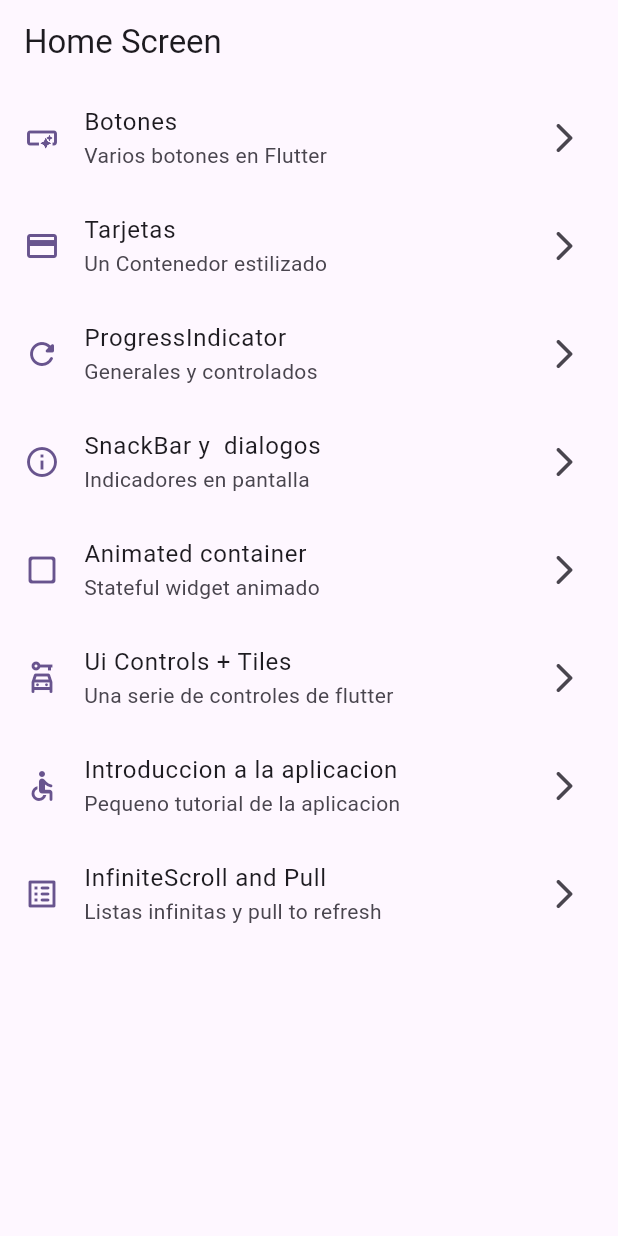
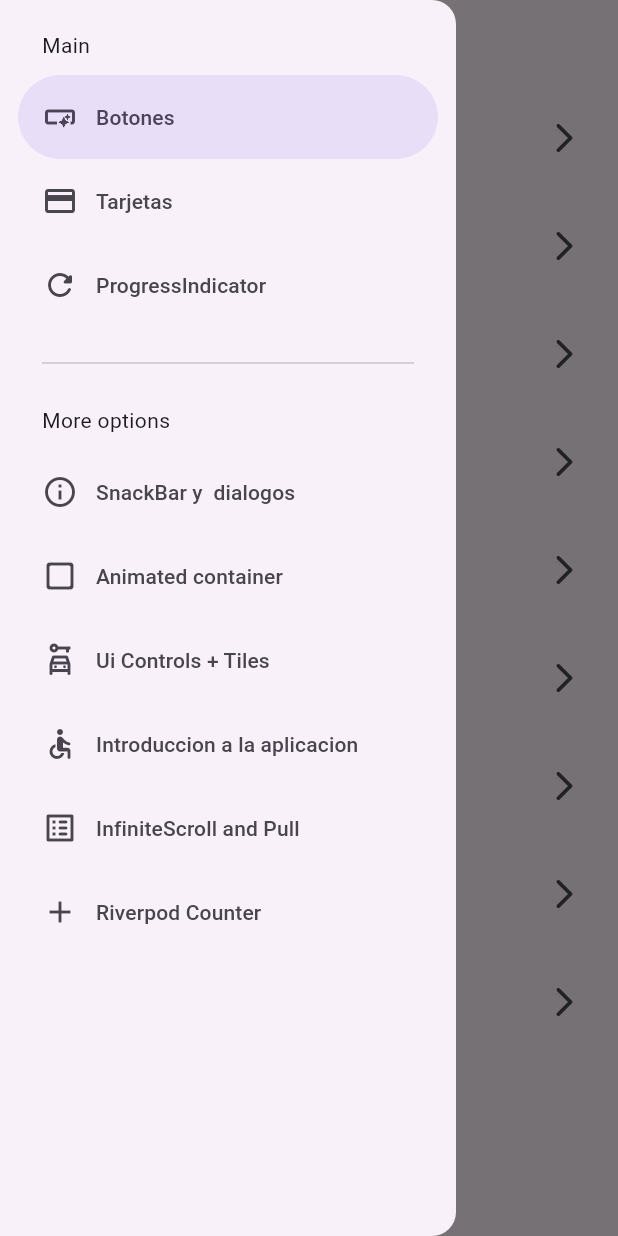
Before and after one commit to noisygott/widgets_app, a Flutter app: the screen it shows after launch, with the side drawer open (before the commit the screen has no drawer), on a phone screen of 412 x 824 dp. Run offline on Flutter 3.47's test engine with Material 3 defaults, Android fonts, the phone set to English and light mode, and no system bars; our stand-ins replace animate_do, go_router.

Commit message:
side menu terminado y comienso de contador con riverpod

```diff
--- a/lib/config/menu/menu_items.dart
+++ b/lib/config/menu/menu_items.dart
@@ -71,4 +71,11 @@ const List<MenuItem> appMenuItems = [
     link: '/infinite',
     icon: Icons.list_alt_rounded
   ),
+
+  MenuItem(
+    title: 'Riverpod Counter',
+    subTitle: 'Introduccion a riverpood',
+    link: '/counter',
+    icon: Icons.add
+  ),
 ];
--- a/lib/config/router/app_router.dart
+++ b/lib/config/router/app_router.dart
@@ -60,5 +60,11 @@ final appRouter = GoRouter(
       name: InfiniteScrollScreen.name,
       builder: (context, state) => InfiniteScrollScreen(),
     ),
+
+    GoRoute(
+      path: '/counter',
+      name: CounterRiverpood.name,
+      builder: (context, state) => CounterRiverpood(),
+    ),
   ],
 );
--- a/lib/presentation/screens/home/home_screen.dart
+++ b/lib/presentation/screens/home/home_screen.dart
@@ -1,6 +1,7 @@
 import 'package:flutter/material.dart';
 import 'package:go_router/go_router.dart';
 import 'package:widgets_app/config/menu/menu_items.dart';
+import 'package:widgets_app/presentation/widgets/side_menu.dart';
 // import 'package:widgets_app/presentation/screens/buttons/buttons_screen.dart';
 // import 'package:widgets_app/presentation/screens/cards/cards_screen.dart';
 
@@ -10,9 +11,14 @@ class HomeScreen extends StatelessWidget {
 
   @override
   Widget build(BuildContext context) {
+
+    final scaffoldKey = GlobalKey<ScaffoldState>();
+
     return Scaffold(
+      key: scaffoldKey,
       appBar: AppBar(title: const Text('Home Screen'), centerTitle: false),
       body: _HomeView(),
+      drawer: SideMenu(scaffoldKey: scaffoldKey,)
     );
   }
 }
--- a/lib/presentation/screens/screens.dart
+++ b/lib/presentation/screens/screens.dart
@@ -1,4 +1,5 @@
 
+export 'package:widgets_app/presentation/screens/counter_riverpod/counter_riverpood.dart';
 export 'package:widgets_app/presentation/screens/animated/animated_screen.dart';
 export 'package:widgets_app/presentation/screens/app_tutorial/app_tutorial_screen.dart';
 export 'package:widgets_app/presentation/screens/buttons/buttons_screen.dart';
--- /dev/null
+++ b/lib/presentation/widgets/side_menu.dart
@@ -0,0 +1,77 @@
+import 'package:flutter/material.dart';
+import 'package:go_router/go_router.dart';
+import 'package:widgets_app/config/menu/menu_items.dart';
+
+
+class SideMenu extends StatefulWidget {
+
+  final GlobalKey<ScaffoldState> scaffoldKey;
+
+  const SideMenu({
+    super.key,
+    required this.scaffoldKey
+  });
+
+  @override
+  State<SideMenu> createState() => _SideMenuState();
+}
+
+class _SideMenuState extends State<SideMenu> {
+
+  int navDrawerIndex = 0;
+
+  @override
+  Widget build(BuildContext context) {
+
+    final hasNotch = MediaQuery.of(context).viewPadding.top > 35;
+
+    return NavigationDrawer(
+      selectedIndex: navDrawerIndex,
+
+      onDestinationSelected: (value) {
+        setState(() {
+          navDrawerIndex = value;
+
+          final menuItem = appMenuItems[value];
+          context.push(menuItem.link);
+          widget.scaffoldKey.currentState?.closeDrawer();
+        });
+      },
+
+      children: [
+
+        Padding(
+          padding: EdgeInsets.fromLTRB(28, hasNotch ? 0 : 20, 16, 10),
+          child: Text('Main'),
+        ),
+
+        ...appMenuItems
+          .sublist(0,3)
+          .map((e) => NavigationDrawerDestination(
+            icon: Icon(e.icon),
+            label: Text(e.title)
+          ),),
+
+
+          const Padding(
+            padding: EdgeInsets.fromLTRB(28, 16, 28, 10),
+            child: Divider(),
+          ),
+
+          const Padding(
+            padding: EdgeInsets.fromLTRB(28, 10, 16, 10),
+            child: Text('More options'),
+          ),
+
+          ...appMenuItems
+          .sublist(3)
+          .map((e) => NavigationDrawerDestination(
+            icon: Icon(e.icon),
+            label: Text(e.title)
+          ),),
+
+      ]
+
+    );
+  }
+}
--- a/pubspec.yaml
+++ b/pubspec.yaml
@@ -10,6 +10,7 @@ dependencies:
   animate_do: ^4.2.0
   flutter:
     sdk: flutter
+  flutter_riverpod: ^2.6.1
   go_router: ^15.1.2
 
 dev_dependencies:
```
Also changed, not shown: lib/presentation/screens/counter_riverpod/counter_riverpood.dart (added, +28 -0 lines), pubspec.lock.
